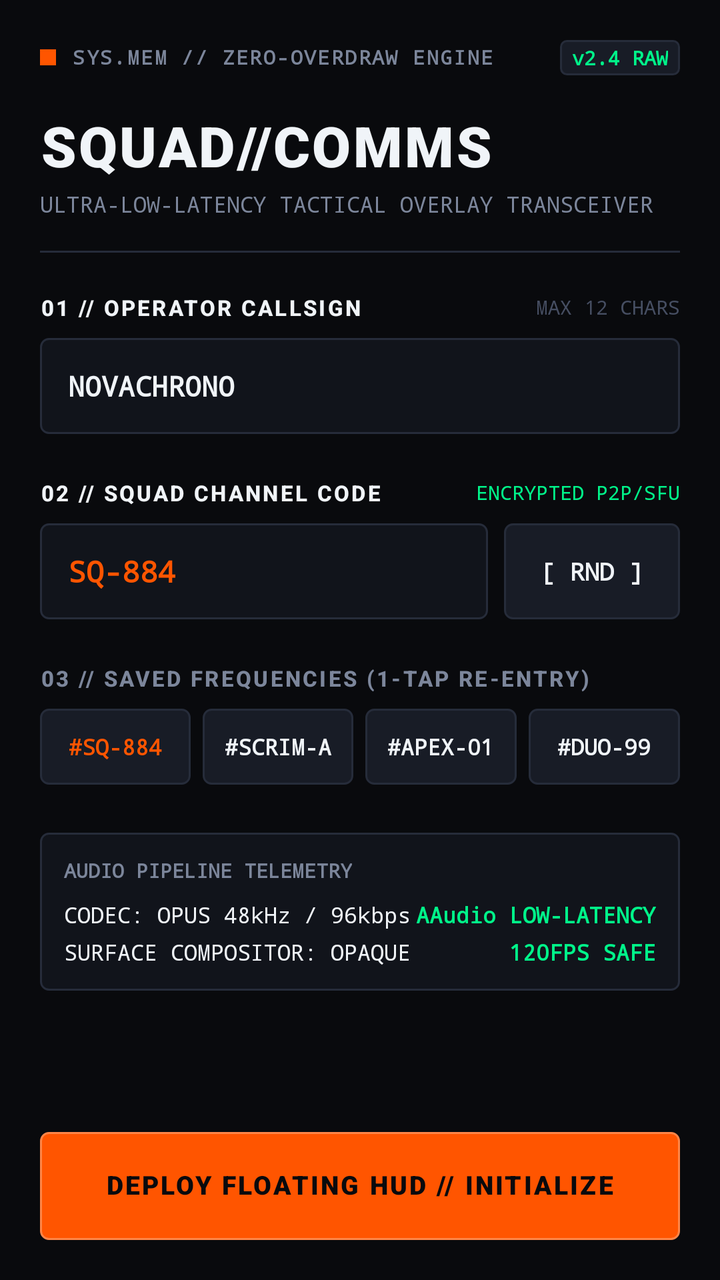
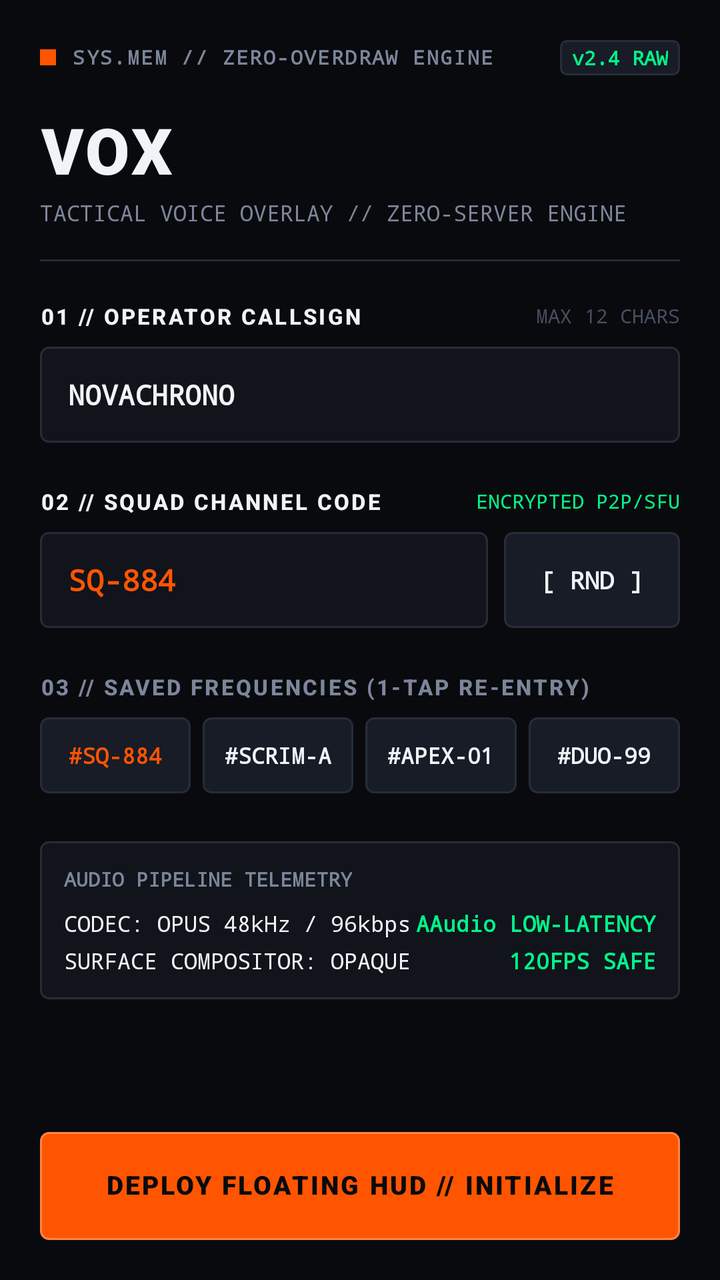

Screens rendered from an Android XML layout before and after an edit, with the pre-edit source and the edit as a unified diff.
<!-- AndroidManifest.xml: application theme android:Theme.DeviceDefault.NoActionBar -->
<!-- res/layout/activity_main.xml -->
<?xml version="1.0" encoding="utf-8"?>
<LinearLayout xmlns:android="http://schemas.android.com/apk/res/android"
    android:layout_width="match_parent"
    android:layout_height="match_parent"
    android:background="#090A0D"
    android:orientation="vertical"
    android:padding="20dp">

    
    
    
    <LinearLayout
        android:layout_width="match_parent"
        android:layout_height="wrap_content"
        android:gravity="center_vertical"
        android:orientation="horizontal">

        <View
            android:layout_width="8dp"
            android:layout_height="8dp"
            android:background="#FF5500" />

        <TextView
            android:layout_width="0dp"
            android:layout_height="wrap_content"
            android:layout_marginLeft="8dp"
            android:layout_weight="1"
            android:fontFamily="monospace"
            android:includeFontPadding="false"
            android:letterSpacing="0.08"
            android:text="SYS.MEM // ZERO-OVERDRAW ENGINE"
            android:textColor="#7C869B"
            android:textSize="10sp"
            android:textStyle="bold" />

        <TextView
            android:layout_width="wrap_content"
            android:layout_height="wrap_content"
            android:background="@drawable/bg_badge_telemetry"
            android:fontFamily="monospace"
            android:paddingLeft="6dp"
            android:paddingTop="2dp"
            android:paddingRight="6dp"
            android:paddingBottom="2dp"
            android:text="v2.4 RAW"
            android:textColor="#00F58A"
            android:textSize="10sp"
            android:textStyle="bold" />
    </LinearLayout>

    
    
    
    <TextView
        android:layout_width="wrap_content"
        android:layout_height="wrap_content"
        android:layout_marginTop="20dp"
        android:fontFamily="sans-serif-black"
        android:includeFontPadding="false"
        android:letterSpacing="0.04"
        android:text="SQUAD//COMMS"
        android:textColor="#F0F4F8"
        android:textSize="28sp"
        android:textStyle="bold" />

    <TextView
        android:layout_width="wrap_content"
        android:layout_height="wrap_content"
        android:layout_marginTop="4dp"
        android:fontFamily="monospace"
        android:text="ULTRA-LOW-LATENCY TACTICAL OVERLAY TRANSCEIVER"
        android:textColor="#7C869B"
        android:textSize="11sp" />

    <View
        android:layout_width="match_parent"
        android:layout_height="1dp"
        android:layout_marginTop="16dp"
        android:layout_marginBottom="20dp"
        android:background="#262C3A" />

    
    
    
    <ScrollView
        android:layout_width="match_parent"
        android:layout_height="0dp"
        android:layout_weight="1"
        android:overScrollMode="never"
        android:scrollbars="none">

        <LinearLayout
            android:layout_width="match_parent"
            android:layout_height="wrap_content"
            android:orientation="vertical">

            
            <LinearLayout
                android:layout_width="match_parent"
                android:layout_height="wrap_content"
                android:gravity="center_vertical"
                android:orientation="horizontal">

                <TextView
                    android:layout_width="0dp"
                    android:layout_height="wrap_content"
                    android:layout_weight="1"
                    android:fontFamily="sans-serif-medium"
                    android:letterSpacing="0.1"
                    android:text="01 // OPERATOR CALLSIGN"
                    android:textColor="#F0F4F8"
                    android:textSize="11sp"
                    android:textStyle="bold" />

                <TextView
                    android:layout_width="wrap_content"
                    android:layout_height="wrap_content"
                    android:fontFamily="monospace"
                    android:text="MAX 12 CHARS"
                    android:textColor="#464E62"
                    android:textSize="10sp" />
            </LinearLayout>

            <EditText
                android:id="@+id/input_callsign"
                android:layout_width="match_parent"
                android:layout_height="48dp"
                android:layout_marginTop="8dp"
                android:background="@drawable/bg_input_field"
                android:fontFamily="monospace"
                android:hint="ENTER CALLSIGN (e.g. VEX_ACTUAL)"
                android:imeOptions="actionNext"
                android:inputType="textCapCharacters|textNoSuggestions"
                android:maxLength="12"
                android:paddingLeft="14dp"
                android:paddingRight="14dp"
                android:singleLine="true"
                android:text="NOVACHRONO"
                android:textColor="#F0F4F8"
                android:textColorHint="#464E62"
                android:textSize="14sp"
                android:textStyle="bold" />

            
            <LinearLayout
                android:layout_width="match_parent"
                android:layout_height="wrap_content"
                android:layout_marginTop="22dp"
                android:gravity="center_vertical"
                android:orientation="horizontal">

                <TextView
                    android:layout_width="0dp"
                    android:layout_height="wrap_content"
                    android:layout_weight="1"
                    android:fontFamily="sans-serif-medium"
                    android:letterSpacing="0.1"
                    android:text="02 // SQUAD CHANNEL CODE"
                    android:textColor="#F0F4F8"
                    android:textSize="11sp"
                    android:textStyle="bold" />

                <TextView
                    android:layout_width="wrap_content"
                    android:layout_height="wrap_content"
                    android:fontFamily="monospace"
                    android:text="ENCRYPTED P2P/SFU"
                    android:textColor="#00F58A"
                    android:textSize="10sp" />
            </LinearLayout>

            <LinearLayout
                android:layout_width="match_parent"
                android:layout_height="48dp"
                android:layout_marginTop="8dp"
                android:orientation="horizontal">

                <EditText
                    android:id="@+id/input_channel_code"
                    android:layout_width="0dp"
                    android:layout_height="match_parent"
                    android:layout_marginRight="8dp"
                    android:layout_weight="1"
                    android:background="@drawable/bg_input_field"
                    android:fontFamily="monospace"
                    android:hint="SQ-000"
                    android:imeOptions="actionDone"
                    android:inputType="textCapCharacters|textNoSuggestions"
                    android:maxLength="10"
                    android:paddingLeft="14dp"
                    android:paddingRight="14dp"
                    android:singleLine="true"
                    android:text="SQ-884"
                    android:textColor="#FF5500"
                    android:textColorHint="#464E62"
                    android:textSize="15sp"
                    android:textStyle="bold" />

                
                <TextView
                    android:id="@+id/btn_randomize_code"
                    android:layout_width="88dp"
                    android:layout_height="match_parent"
                    android:background="@drawable/bg_chip_channel"
                    android:clickable="true"
                    android:focusable="true"
                    android:fontFamily="monospace"
                    android:gravity="center"
                    android:text="[ RND ]"
                    android:textColor="#F0F4F8"
                    android:textSize="12sp"
                    android:textStyle="bold" />
            </LinearLayout>

            
            <TextView
                android:layout_width="wrap_content"
                android:layout_height="wrap_content"
                android:layout_marginTop="22dp"
                android:fontFamily="sans-serif-medium"
                android:letterSpacing="0.1"
                android:text="03 // SAVED FREQUENCIES (1-TAP RE-ENTRY)"
                android:textColor="#7C869B"
                android:textSize="11sp"
                android:textStyle="bold" />

            <LinearLayout
                android:layout_width="match_parent"
                android:layout_height="38dp"
                android:layout_marginTop="8dp"
                android:orientation="horizontal"
                android:weightSum="4">

                <TextView
                    android:id="@+id/chip_channel_1"
                    android:layout_width="0dp"
                    android:layout_height="match_parent"
                    android:layout_marginRight="6dp"
                    android:layout_weight="1"
                    android:background="@drawable/bg_chip_channel"
                    android:clickable="true"
                    android:focusable="true"
                    android:fontFamily="monospace"
                    android:gravity="center"
                    android:text="#SQ-884"
                    android:textColor="#FF5500"
                    android:textSize="11sp"
                    android:textStyle="bold" />

                <TextView
                    android:id="@+id/chip_channel_2"
                    android:layout_width="0dp"
                    android:layout_height="match_parent"
                    android:layout_marginRight="6dp"
                    android:layout_weight="1"
                    android:background="@drawable/bg_chip_channel"
                    android:clickable="true"
                    android:focusable="true"
                    android:fontFamily="monospace"
                    android:gravity="center"
                    android:text="#SCRIM-A"
                    android:textColor="#F0F4F8"
                    android:textSize="11sp"
                    android:textStyle="bold" />

                <TextView
                    android:id="@+id/chip_channel_3"
                    android:layout_width="0dp"
                    android:layout_height="match_parent"
                    android:layout_marginRight="6dp"
                    android:layout_weight="1"
                    android:background="@drawable/bg_chip_channel"
                    android:clickable="true"
                    android:focusable="true"
                    android:fontFamily="monospace"
                    android:gravity="center"
                    android:text="#APEX-01"
                    android:textColor="#F0F4F8"
                    android:textSize="11sp"
                    android:textStyle="bold" />

                <TextView
                    android:id="@+id/chip_channel_4"
                    android:layout_width="0dp"
                    android:layout_height="match_parent"
                    android:layout_weight="1"
                    android:background="@drawable/bg_chip_channel"
                    android:clickable="true"
                    android:focusable="true"
                    android:fontFamily="monospace"
                    android:gravity="center"
                    android:text="#DUO-99"
                    android:textColor="#F0F4F8"
                    android:textSize="11sp"
                    android:textStyle="bold" />
            </LinearLayout>

            
            <LinearLayout
                android:layout_width="match_parent"
                android:layout_height="wrap_content"
                android:layout_marginTop="24dp"
                android:background="@drawable/bg_roster_row"
                android:orientation="vertical"
                android:padding="12dp">

                <TextView
                    android:layout_width="wrap_content"
                    android:layout_height="wrap_content"
                    android:fontFamily="monospace"
                    android:text="AUDIO PIPELINE TELEMETRY"
                    android:textColor="#7C869B"
                    android:textSize="10sp"
                    android:textStyle="bold" />

                <LinearLayout
                    android:layout_width="match_parent"
                    android:layout_height="wrap_content"
                    android:layout_marginTop="8dp"
                    android:orientation="horizontal">

                    <TextView
                        android:layout_width="0dp"
                        android:layout_height="wrap_content"
                        android:layout_weight="1"
                        android:fontFamily="monospace"
                        android:text="CODEC: OPUS 48kHz / 96kbps"
                        android:textColor="#F0F4F8"
                        android:textSize="11sp" />

                    <TextView
                        android:layout_width="wrap_content"
                        android:layout_height="wrap_content"
                        android:fontFamily="monospace"
                        android:text="AAudio LOW-LATENCY"
                        android:textColor="#00F58A"
                        android:textSize="11sp"
                        android:textStyle="bold" />
                </LinearLayout>

                <LinearLayout
                    android:layout_width="match_parent"
                    android:layout_height="wrap_content"
                    android:layout_marginTop="4dp"
                    android:orientation="horizontal">

                    <TextView
                        android:layout_width="0dp"
                        android:layout_height="wrap_content"
                        android:layout_weight="1"
                        android:fontFamily="monospace"
                        android:text="SURFACE COMPOSITOR: OPAQUE"
                        android:textColor="#F0F4F8"
                        android:textSize="11sp" />

                    <TextView
                        android:layout_width="wrap_content"
                        android:layout_height="wrap_content"
                        android:fontFamily="monospace"
                        android:text="120FPS SAFE"
                        android:textColor="#00F58A"
                        android:textSize="11sp"
                        android:textStyle="bold" />
                </LinearLayout>
            </LinearLayout>

        </LinearLayout>
    </ScrollView>

    
    
    
    <LinearLayout
        android:id="@+id/btn_deploy_hud"
        android:layout_width="match_parent"
        android:layout_height="54dp"
        android:layout_marginTop="12dp"
        android:background="@drawable/bg_btn_deploy"
        android:clickable="true"
        android:focusable="true"
        android:gravity="center"
        android:orientation="horizontal">

        <TextView
            android:layout_width="wrap_content"
            android:layout_height="wrap_content"
            android:fontFamily="sans-serif-black"
            android:includeFontPadding="false"
            android:letterSpacing="0.08"
            android:text="DEPLOY FLOATING HUD // INITIALIZE"
            android:textColor="#090A0D"
            android:textSize="13sp"
            android:textStyle="bold" />
    </LinearLayout>

</LinearLayout>
<!-- resources referenced by this layout -->
<resources>
  <!-- drawable bg_badge_telemetry (drawable) -->
  <?xml version="1.0" encoding="utf-8"?>
  <shape xmlns:android="http://schemas.android.com/apk/res/android"
      android:shape="rectangle">
      <solid android:color="#181C26" />
      <corners android:radius="3dp" />
      <stroke
          android:width="1dp"
          android:color="#262C3A" />
  </shape>
  <!-- drawable bg_btn_deploy (drawable) -->
  <?xml version="1.0" encoding="utf-8"?>
  <selector xmlns:android="http://schemas.android.com/apk/res/android">
      <item android:state_pressed="true">
          <shape android:shape="rectangle">
              <solid android:color="#CC4400" />
              <corners android:radius="4dp" />
              <stroke
                  android:width="1dp"
                  android:color="#F0F4F8" />
          </shape>
      </item>
      <item>
          <shape android:shape="rectangle">
              <solid android:color="#FF5500" />
              <corners android:radius="4dp" />
              <stroke
                  android:width="1dp"
                  android:color="#FF8547" />
          </shape>
      </item>
  </selector>
  <!-- drawable bg_chip_channel (drawable) -->
  <?xml version="1.0" encoding="utf-8"?>
  <selector xmlns:android="http://schemas.android.com/apk/res/android">
      <item android:state_pressed="true">
          <shape android:shape="rectangle">
              <solid android:color="#232938" />
              <corners android:radius="4dp" />
              <stroke
                  android:width="1dp"
                  android:color="#FF5500" />
          </shape>
      </item>
      <item android:state_selected="true">
          <shape android:shape="rectangle">
              <solid android:color="#1F1410" />
              <corners android:radius="4dp" />
              <stroke
                  android:width="1dp"
                  android:color="#FF5500" />
          </shape>
      </item>
      <item>
          <shape android:shape="rectangle">
              <solid android:color="#181C26" />
              <corners android:radius="4dp" />
              <stroke
                  android:width="1dp"
                  android:color="#262C3A" />
          </shape>
      </item>
  </selector>
  <!-- drawable bg_input_field (drawable) -->
  <?xml version="1.0" encoding="utf-8"?>
  <selector xmlns:android="http://schemas.android.com/apk/res/android">
      <item android:state_focused="true">
          <layer-list>
              <item>
                  <shape android:shape="rectangle">
                      <solid android:color="#11141B" />
                      <corners android:radius="4dp" />
                      <stroke
                          android:width="1dp"
                          android:color="#FF5500" />
                  </shape>
              </item>
              <item android:gravity="left|fill_vertical">
                  <shape android:shape="rectangle">
                      <size android:width="3dp" />
                      <solid android:color="#FF5500" />
                      <corners
                          android:bottomLeftRadius="4dp"
                          android:topLeftRadius="4dp" />
                  </shape>
              </item>
          </layer-list>
      </item>
      <item>
          <shape android:shape="rectangle">
              <solid android:color="#11141B" />
              <corners android:radius="4dp" />
              <stroke
                  android:width="1dp"
                  android:color="#262C3A" />
          </shape>
      </item>
  </selector>
  <!-- unchanged entries left out for length: 1 -->
</resources>

<!-- the commit's change to res/layout/activity_main.xml (unified diff, before → after) -->
@@ -58,9 +58,9 @@
         android:fontFamily="sans-serif-black"
         android:includeFontPadding="false"
         android:letterSpacing="0.04"
-        android:text="SQUAD//COMMS"
+        android:text="VOX"
         android:textColor="#F0F4F8"
-        android:textSize="28sp"
+        android:textSize="32sp"
         android:textStyle="bold" />
 
     <TextView
@@ -68,7 +68,7 @@
         android:layout_height="wrap_content"
         android:layout_marginTop="4dp"
         android:fontFamily="monospace"
-        android:text="ULTRA-LOW-LATENCY TACTICAL OVERLAY TRANSCEIVER"
+        android:text="TACTICAL VOICE OVERLAY // ZERO-SERVER ENGINE"
         android:textColor="#7C869B"
         android:textSize="11sp" />
 
